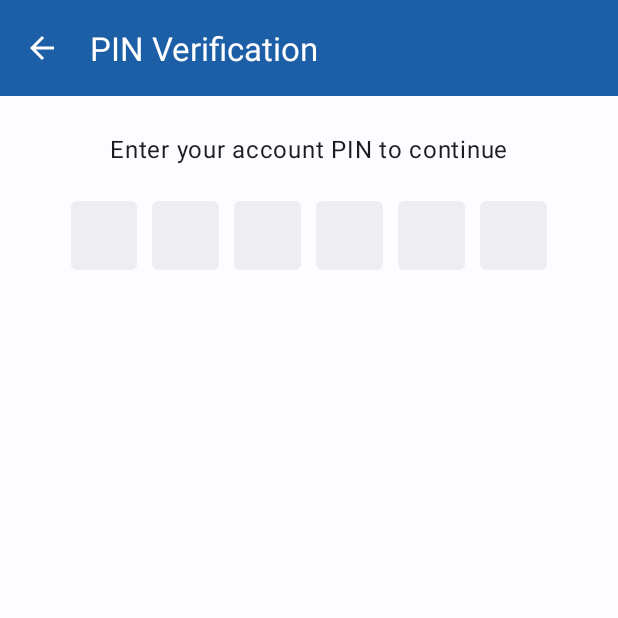
After one commit to anddfian/bisamerchant, an Android app: the PinActivity screen opened directly, with no data from a screen before it, on a phone screen of 412 x 824 dp, the top half of it. The commit adds this screen. Run offline under Robolectric (Android 15) with nearby library versions, the phone set to English and light mode, and no system bars.

Commit message:
Create PIN Screen (#27)

```diff
--- a/app/src/main/AndroidManifest.xml
+++ b/app/src/main/AndroidManifest.xml
@@ -12,6 +12,9 @@
         android:supportsRtl="true"
         android:theme="@style/Theme.BISAMerchant"
         tools:targetApi="31">
+        <activity
+            android:name=".ui.pin.PinActivity"
+            android:exported="false" />
         <activity
             android:name=".ui.history.TransactionHistoryActivity"
             android:exported="false" />
--- a/app/src/main/java/com/bangkit/bisamerchant/ui/home/HomeActivity.kt
+++ b/app/src/main/java/com/bangkit/bisamerchant/ui/home/HomeActivity.kt
@@ -11,6 +11,7 @@ import androidx.core.content.ContextCompat
 import androidx.viewpager2.widget.ViewPager2
 import com.bangkit.bisamerchant.R
 import com.bangkit.bisamerchant.databinding.ActivityHomeBinding
+import com.bangkit.bisamerchant.ui.history.TransactionHistoryActivity
 import com.bangkit.bisamerchant.ui.notification.NotificationActivity
 import com.bangkit.bisamerchant.ui.profile.ProfileActivity
 import com.bangkit.bisamerchant.ui.setting.SettingActivity
@@ -39,7 +40,7 @@ class HomeActivity : AppCompatActivity() {
     }
     private fun initClickListener() {
         binding.btnHistory.setOnClickListener {
-//            startActivity(Intent(this@HomeActivity, HistoryActivity::class.java))
+            startActivity(Intent(this@HomeActivity, TransactionHistoryActivity::class.java))
         }
         binding.btnProfileMerchant.setOnClickListener {
             startActivity(Intent(this@HomeActivity, ProfileActivity::class.java))
--- a/app/src/main/java/com/bangkit/bisamerchant/ui/home/WithdrawFragment.kt
+++ b/app/src/main/java/com/bangkit/bisamerchant/ui/home/WithdrawFragment.kt
@@ -1,11 +1,13 @@
 package com.bangkit.bisamerchant.ui.home
 
+import android.content.Intent
 import android.os.Bundle
 import androidx.fragment.app.Fragment
 import android.view.LayoutInflater
 import android.view.View
 import android.view.ViewGroup
 import com.bangkit.bisamerchant.databinding.FragmentWithdrawBinding
+import com.bangkit.bisamerchant.ui.pin.PinActivity
 
 class WithdrawFragment : Fragment() {
 
@@ -18,6 +20,17 @@ class WithdrawFragment : Fragment() {
         return binding.root
     }
 
+    override fun onViewCreated(view: View, savedInstanceState: Bundle?) {
+        super.onViewCreated(view, savedInstanceState)
+        initClickListener()
+    }
+
+    private fun initClickListener() {
+        binding.withdrawButton.setOnClickListener {
+            startActivity(Intent(activity, PinActivity::class.java))
+        }
+    }
+
     override fun onResume() {
         super.onResume()
         _binding?.withdrawContainer?.minimumHeight = 0
--- /dev/null
+++ b/app/src/main/java/com/bangkit/bisamerchant/ui/pin/PinActivity.kt
@@ -0,0 +1,39 @@
+package com.bangkit.bisamerchant.ui.pin
+
+import android.os.Bundle
+import android.view.MenuItem
+import androidx.appcompat.app.AppCompatActivity
+import com.bangkit.bisamerchant.databinding.ActivityPinBinding
+
+
+class PinActivity : AppCompatActivity() {
+    private var _binding: ActivityPinBinding? = null
+    private val binding get() = _binding!!
+    override fun onCreate(savedInstanceState: Bundle?) {
+        _binding = ActivityPinBinding.inflate(layoutInflater)
+        super.onCreate(savedInstanceState)
+        setContentView(binding.root)
+
+        setSupportActionBar(binding.topAppBar)
+        supportActionBar?.apply {
+            setDisplayHomeAsUpEnabled(true)
+            setDisplayShowTitleEnabled(true)
+            title = "PIN Verification"
+        }
+    }
+
+    override fun onOptionsItemSelected(item: MenuItem): Boolean {
+        return when (item.itemId) {
+            android.R.id.home -> {
+                onBackPressedDispatcher.onBackPressed()
+                true
+            }
+            else -> super.onOptionsItemSelected(item)
+        }
+    }
+
+    override fun onDestroy() {
+        super.onDestroy()
+        _binding = null
+    }
+}
--- /dev/null
+++ b/app/src/main/res/drawable/bg_rounded.xml
@@ -0,0 +1,6 @@
+<?xml version="1.0" encoding="utf-8"?>
+<shape xmlns:android="http://schemas.android.com/apk/res/android">
+    <solid android:color="@color/md_theme_light_surfaceContainer"/>
+    <corners android:radius="4dp"/>
+    <padding android:left="0dp" android:top="0dp" android:right="0dp" android:bottom="0dp" />
+</shape>
--- /dev/null
+++ b/app/src/main/res/drawable/cursor_horizontal.xml
@@ -0,0 +1,16 @@
+<?xml version="1.0" encoding="utf-8"?>
+<shape xmlns:android="http://schemas.android.com/apk/res/android"
+    android:shape="rectangle" >
+
+    <size
+        android:width="20dp"
+        android:height="0.5dp" />
+    <solid
+        android:color="?attr/colorOnPrimaryContainer" />
+    <padding
+        android:left="10dp"
+        android:top="-30sp"
+        android:bottom="1sp" />
+
+
+</shape>
--- /dev/null
+++ b/app/src/main/res/layout/activity_pin.xml
@@ -0,0 +1,135 @@
+<?xml version="1.0" encoding="utf-8"?>
+<androidx.constraintlayout.widget.ConstraintLayout xmlns:android="http://schemas.android.com/apk/res/android"
+    xmlns:app="http://schemas.android.com/apk/res-auto"
+    xmlns:tools="http://schemas.android.com/tools"
+    android:layout_width="match_parent"
+    android:layout_height="match_parent"
+    tools:context=".ui.pin.PinActivity">
+
+    <com.google.android.material.appbar.AppBarLayout
+        android:id="@+id/top_app_bar_container"
+        android:layout_width="match_parent"
+        android:layout_height="wrap_content"
+        android:backgroundTint="?attr/colorPrimary"
+        app:layout_constraintStart_toStartOf="parent"
+        app:layout_constraintTop_toTopOf="parent"
+        app:paddingEnd="16dp">
+
+        <com.google.android.material.appbar.MaterialToolbar
+            android:id="@+id/top_app_bar"
+            android:layout_width="match_parent"
+            android:layout_height="?attr/actionBarSize"
+            app:navigationIconTint="@color/white"
+            app:titleTextColor="@color/white" />
+
+    </com.google.android.material.appbar.AppBarLayout>
+
+    <TextView
+        android:id="@+id/tv_pin"
+        android:layout_width="wrap_content"
+        android:layout_height="wrap_content"
+        android:layout_marginTop="24dp"
+        android:text="@string/pin_title"
+        android:textAppearance="@style/TextAppearance.Material3.BodyLarge"
+        app:layout_constraintEnd_toEndOf="parent"
+        app:layout_constraintStart_toStartOf="parent"
+        app:layout_constraintTop_toBottomOf="@id/top_app_bar_container" />
+
+    <LinearLayout
+        android:id="@+id/codeLayout"
+        android:layout_width="match_parent"
+        android:layout_height="46dp"
+        android:layout_marginHorizontal="47dp"
+        android:layout_marginVertical="24dp"
+        android:orientation="horizontal"
+        app:layout_constraintEnd_toEndOf="parent"
+        app:layout_constraintStart_toStartOf="parent"
+        app:layout_constraintTop_toBottomOf="@id/tv_pin">
+
+        <EditText
+            android:id="@+id/digit1"
+            android:layout_width="0dp"
+            android:layout_height="match_parent"
+            android:layout_marginEnd="10dp"
+            android:layout_weight="1"
+            android:background="@drawable/bg_rounded"
+            android:inputType="numberPassword"
+            android:labelFor="@id/digit1"
+            android:maxLength="1"
+            android:textAlignment="center"
+            android:textCursorDrawable="@drawable/cursor_horizontal"
+            android:textSize="24sp" />
+
+        <EditText
+            android:id="@+id/digit2"
+            android:layout_width="0dp"
+            android:layout_height="match_parent"
+            android:layout_marginEnd="10dp"
+            android:layout_weight="1"
+            android:background="@drawable/bg_rounded"
+            android:inputType="numberPassword"
+            android:labelFor="@id/digit2"
+            android:maxLength="1"
+            android:textAlignment="center"
+            android:textCursorDrawable="@drawable/cursor_horizontal"
+            android:textSize="24sp" />
+
+        <EditText
+            android:id="@+id/digit3"
+            android:layout_width="0dp"
+            android:layout_height="match_parent"
+            android:layout_marginEnd="10dp"
+            android:layout_weight="1"
+            android:background="@drawable/bg_rounded"
+            android:inputType="numberPassword"
+            android:labelFor="@id/digit3"
+            android:maxLength="1"
+            android:textAlignment="center"
+            android:textCursorDrawable="@drawable/cursor_horizontal"
+            android:textSize="24sp" />
+
+        <EditText
+            android:id="@+id/digit4"
+            android:layout_width="0dp"
+            android:layout_height="match_parent"
+            android:layout_marginEnd="10dp"
+            android:layout_weight="1"
+            android:background="@drawable/bg_rounded"
+            android:inputType="numberPassword"
+            android:labelFor="@id/digit4"
+            android:maxLength="1"
+            android:textAlignment="center"
+            android:textCursorDrawable="@drawable/cursor_horizontal"
+            android:textSize="24sp" />
+
+        <EditText
+            android:id="@+id/digit5"
+            android:layout_width="0dp"
+            android:layout_height="match_parent"
+            android:layout_marginEnd="10dp"
+            android:layout_weight="1"
+            android:background="@drawable/bg_rounded"
+            android:inputType="numberPassword"
+            android:labelFor="@id/digit5"
+            android:maxLength="1"
+            android:textAlignment="center"
+            android:textCursorDrawable="@drawable/cursor_horizontal"
+            android:textSize="24sp" />
+
+        <EditText
+            android:id="@+id/digit6"
+            android:layout_width="0dp"
+            android:layout_height="match_parent"
+            android:layout_weight="1"
+            android:background="@drawable/bg_rounded"
+            android:inputType="numberPassword"
+            android:labelFor="@id/digit6"
+            android:maxLength="1"
+            android:textAlignment="center"
+            android:textCursorDrawable="@drawable/cursor_horizontal"
+            android:textSize="24sp" />
+
+
+    </LinearLayout>
+
+</androidx.constraintlayout.widget.ConstraintLayout>
--- a/app/src/main/res/values/strings.xml
+++ b/app/src/main/res/values/strings.xml
@@ -88,7 +88,7 @@
     <string name="gold_benefits_1">Additional limits for receiving money and withdrawing balances per month up to \nRp200.000.000</string>
     <string name="gold_benefits_2">0.7% Withdrawal Fees</string>
     <string name="minimarket">Minimarket</string>
+    <string name="pin_title">Enter your account PIN to continue</string>
     <string name="share">share</string>
     <string name="share_action">Bagikan</string>
-
 </resources>
```
